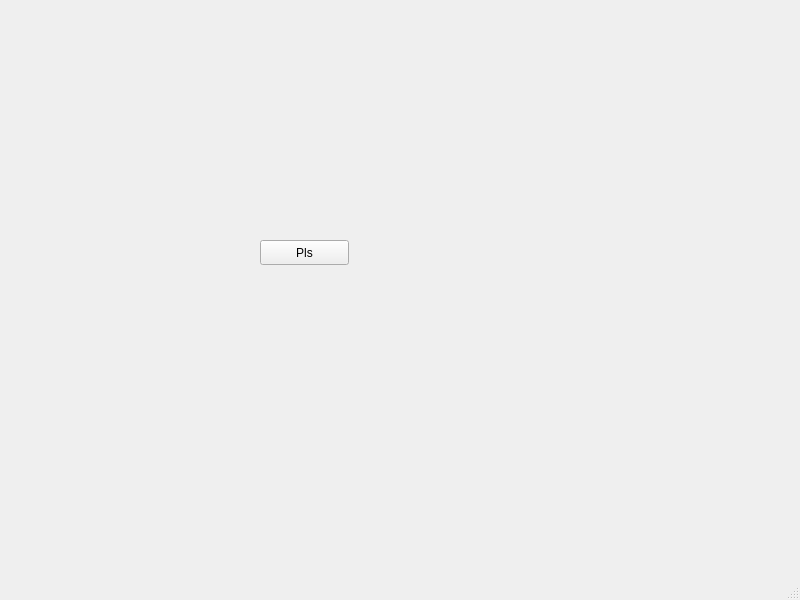
Qt form Qt_creator/CMakeTest/mainwindow.ui (KMS-TEAM/Training_Project) before a commit.
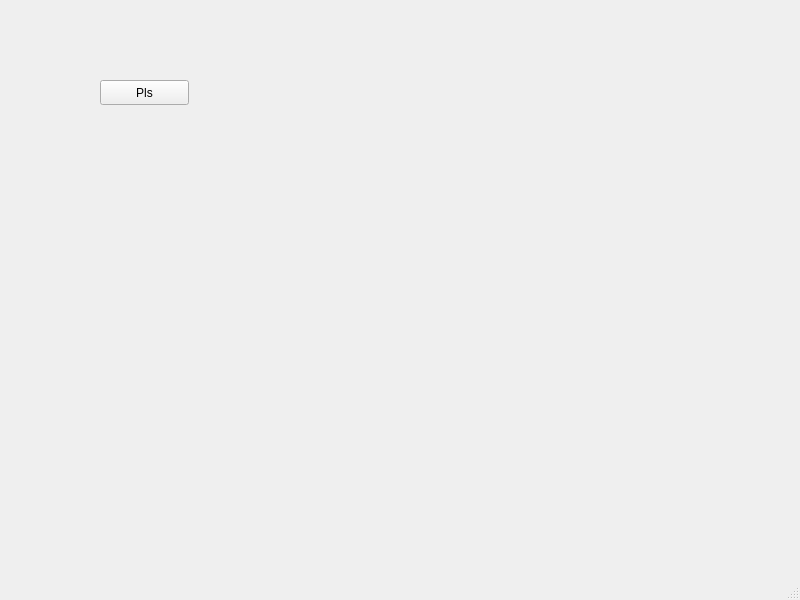
The same form after that commit.

Patch:
```diff
--- a/Qt_creator/CMakeTest/mainwindow.ui
+++ b/Qt_creator/CMakeTest/mainwindow.ui
@@ -17,8 +17,8 @@
    <widget class="QPushButton" name="pushButton">
     <property name="geometry">
      <rect>
-      <x>260</x>
-      <y>240</y>
+      <x>100</x>
+      <y>80</y>
       <width>89</width>
       <height>25</height>
      </rect>
```
